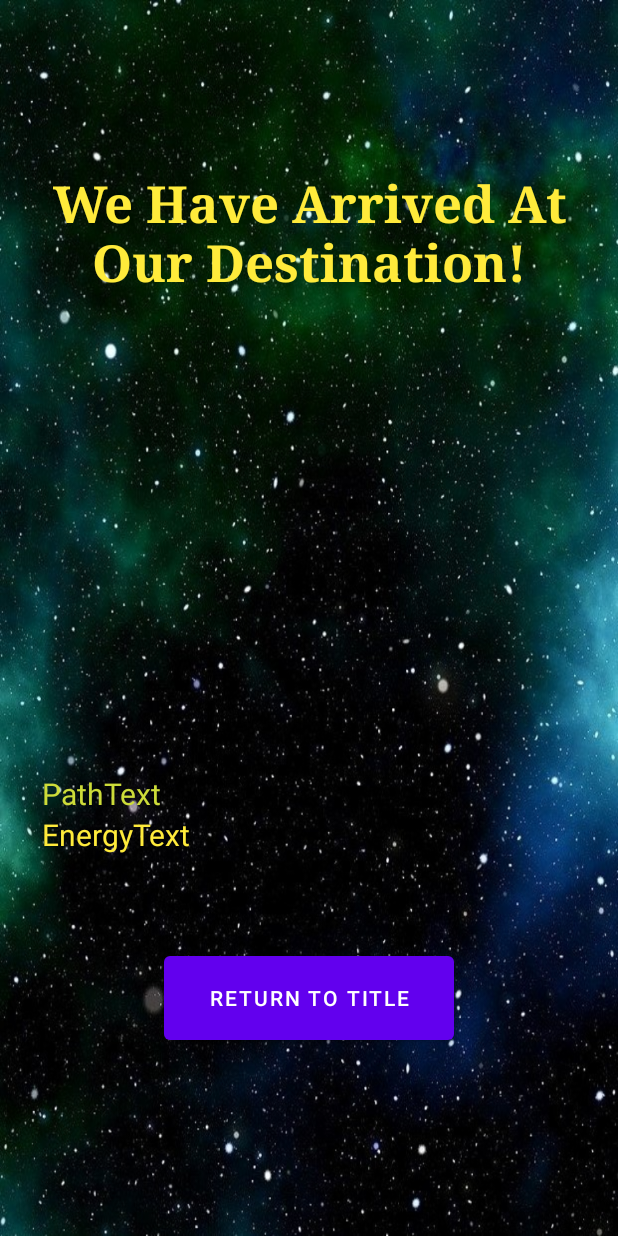
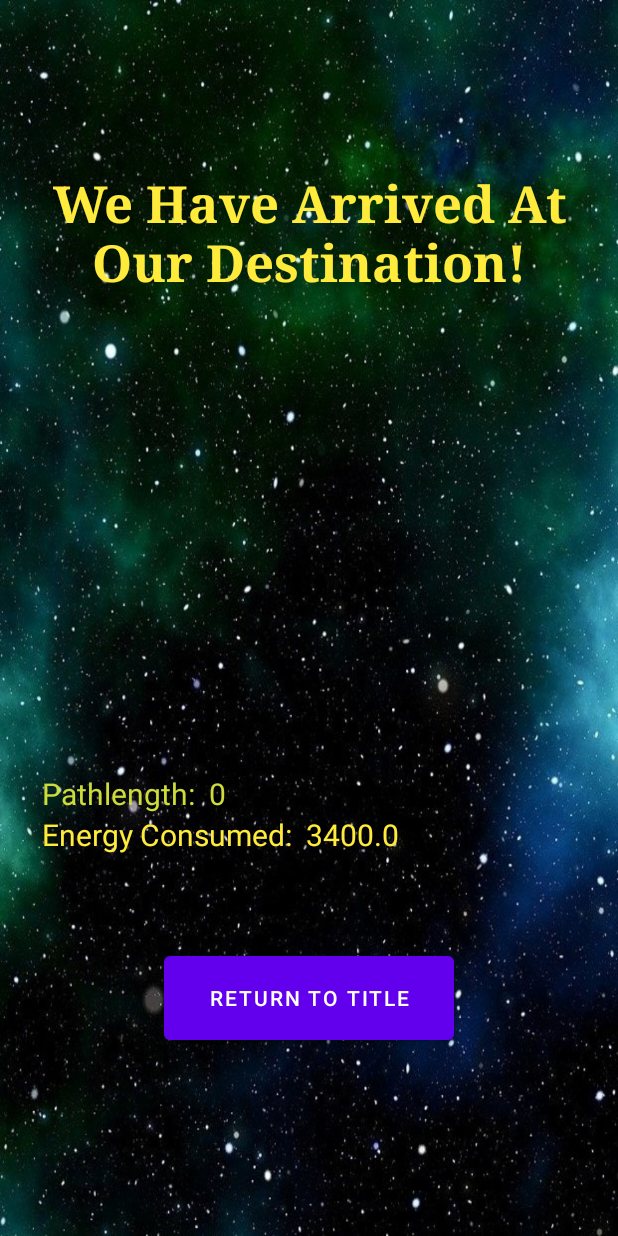
Before and after one commit to BlueBearon/AMaze, an Android app: the WinningActivity screen opened directly, with no data from a screen before it, on a phone screen of 412 x 824 dp. Run offline under Robolectric (Android 15) with nearby library versions, the phone set to English and light mode, and no system bars; our stand-ins replace navigation-ui; Roboto replaces fonts that are not available here.

Commit message:
Implemented backend for buttons in Winning and Losing activities.

```diff
--- a/app/src/main/java/edu/wm/cs/cs301/amazebychasepacker/gui/WinningActivity.java
+++ b/app/src/main/java/edu/wm/cs/cs301/amazebychasepacker/gui/WinningActivity.java
@@ -1,17 +1,23 @@
 package edu.wm.cs.cs301.amazebychasepacker.gui;
 
+import android.content.Intent;
 import android.os.Bundle;
 
 import com.google.android.material.snackbar.Snackbar;
 
+import androidx.activity.OnBackPressedCallback;
 import androidx.appcompat.app.AppCompatActivity;
 
 import android.view.View;
+import android.widget.Button;
+import android.widget.TextView;
 
 import androidx.navigation.NavController;
 import androidx.navigation.Navigation;
 import androidx.navigation.ui.AppBarConfiguration;
 import androidx.navigation.ui.NavigationUI;
+
+import org.w3c.dom.Text;
 
 import edu.wm.cs.cs301.amazebychasepacker.databinding.ActivityWinningBinding;
 
@@ -20,37 +26,63 @@ import edu.wm.cs.cs301.amazebychasepacker.R;
 public class WinningActivity extends AppCompatActivity {
 
     private AppBarConfiguration appBarConfiguration;
-    private ActivityWinningBinding binding;
 
     private int pathLength = 0;
-    private int energyConsumed = 3400;
+    private float energyConsumed = 3400;
+
+    //GUI////
+    TextView pathText;
+    TextView energyText;
+    Button titleButton;
+    ///////////
 
     @Override
     protected void onCreate(Bundle savedInstanceState) {
         super.onCreate(savedInstanceState);
 
-        binding = ActivityWinningBinding.inflate(getLayoutInflater());
-        setContentView(binding.getRoot());
+        setContentView(R.layout.activity_winning);
 
-        setSupportActionBar(binding.toolbar);
+        pathLength = getIntent().getIntExtra("path", 0);
+        energyConsumed = getIntent().getFloatExtra("Consumption", 3400);
 
-        NavController navController = Navigation.findNavController(this, R.id.nav_host_fragment_content_winning);
-        appBarConfiguration = new AppBarConfiguration.Builder(navController.getGraph()).build();
-        NavigationUI.setupActionBarWithNavController(this, navController, appBarConfiguration);
+        pathText = (TextView) findViewById(R.id.PathText);
+        energyText = (TextView) findViewById(R.id.EnergyText);
+        titleButton = (Button) findViewById(R.id.WinToTitleButton);
 
-        binding.fab.setOnClickListener(new View.OnClickListener() {
+        String msgPath = "Pathlength:  " + pathLength;
+        String msgEnergy = "Energy Consumed:  " + energyConsumed;
+
+        //energyconsumed will be negative if coming from Manual
+        //If we come from manual, energyConsumed is irrelevant, so don't show it.
+        if(energyConsumed < 0)
+        {
+            energyText.setVisibility(View.INVISIBLE);
+        }
+
+        pathText.setText(msgPath);
+        energyText.setText(msgEnergy);
+
+        titleButton.setOnClickListener(new View.OnClickListener() {
             @Override
-            public void onClick(View view) {
-                Snackbar.make(view, "Replace with your own action", Snackbar.LENGTH_LONG)
-                        .setAction("Action", null).show();
+            public void onClick(View v) {
+                switchToTitle();
             }
         });
+
+        OnBackPressedCallback callback = new OnBackPressedCallback(true) {
+            @Override
+            public void handleOnBackPressed() {
+                //interrupt generation
+                switchToTitle();
+            }
+        };
+
     }
 
-    @Override
-    public boolean onSupportNavigateUp() {
-        NavController navController = Navigation.findNavController(this, R.id.nav_host_fragment_content_winning);
-        return NavigationUI.navigateUp(navController, appBarConfiguration)
-                || super.onSupportNavigateUp();
+
+    private void switchToTitle()
+    {
+        Intent toTitle = new Intent (this, AMazeActivity.class);
+        startActivity(toTitle);
     }
 }
```
Also changed, not shown: app/src/main/java/edu/wm/cs/cs301/amazebychasepacker/gui/LosingActivity.java (+59 -18 lines).
